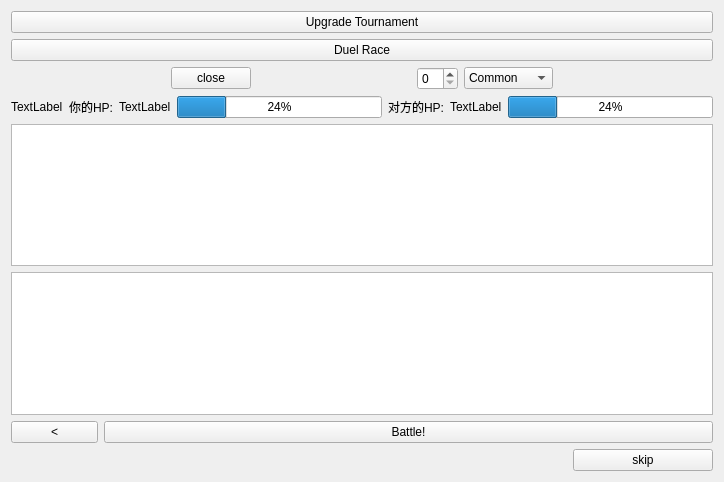
Qt form Client/battle.ui (Shantom/PokeMon) before a commit.
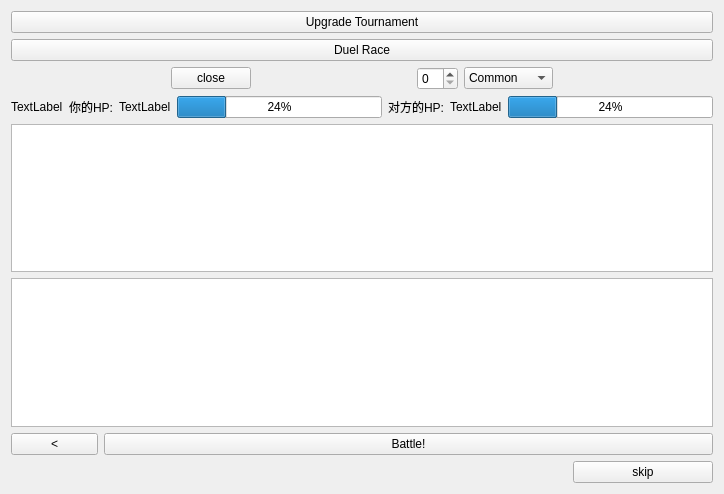
The same form after that commit.

What changed in the file:
```diff
--- a/Client/battle.ui
+++ b/Client/battle.ui
@@ -7,26 +7,13 @@
     <x>0</x>
     <y>0</y>
     <width>724</width>
-    <height>482</height>
+    <height>494</height>
    </rect>
   </property>
   <property name="windowTitle">
    <string>Form</string>
   </property>
   <layout class="QVBoxLayout" name="verticalLayout">
-   <item>
-    <spacer name="verticalSpacer">
-     <property name="orientation">
-      <enum>Qt::Vertical</enum>
-     </property>
-     <property name="sizeHint" stdset="0">
-      <size>
-       <width>20</width>
-       <height>40</height>
-      </size>
-     </property>
-    </spacer>
-   </item>
    <item>
     <widget class="QPushButton" name="pushButton_UpTour">
      <property name="sizePolicy">
@@ -59,19 +46,6 @@
      </property>
     </widget>
    </item>
-   <item>
-    <spacer name="verticalSpacer_2">
-     <property name="orientation">
-      <enum>Qt::Vertical</enum>
-     </property>
-     <property name="sizeHint" stdset="0">
-      <size>
-       <width>20</width>
-       <height>40</height>
-      </size>
-     </property>
-    </spacer>
-   </item>
    <item>
     <layout class="QHBoxLayout" name="horizontalLayout_4">
      <item>
```
Left out of the diff: 12 changed lines with no effect on the pictures.
